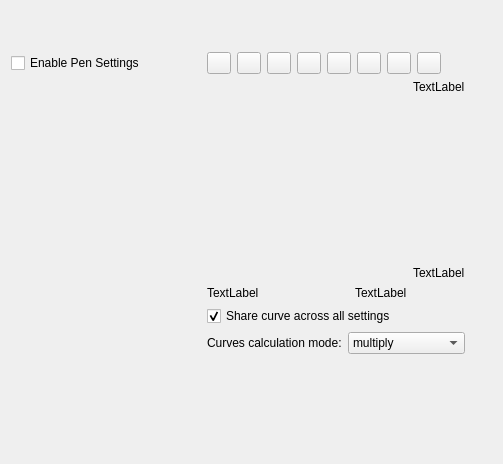
Old version of the form plugins/paintops/libpaintop/forms/wdgcurveoption.ui in the repository KDE/krita.
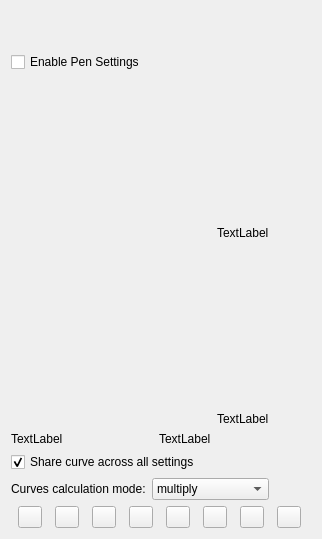
New version of the form. Custom widgets are drawn as their Qt base class.

Commit message: Convert sensor list to a drop-down in brush editor UI

The edit to the form file:
```diff
--- a/plugins/paintops/libpaintop/forms/wdgcurveoption.ui
+++ b/plugins/paintops/libpaintop/forms/wdgcurveoption.ui
@@ -6,8 +6,8 @@
    <rect>
     <x>0</x>
     <y>0</y>
-    <width>503</width>
-    <height>464</height>
+    <width>318</width>
+    <height>539</height>
    </rect>
   </property>
   <layout class="QVBoxLayout" name="verticalLayout_2">
@@ -41,8 +41,6 @@
     </layout>
    </item>
    <item>
-    <layout class="QHBoxLayout" name="horizontalLayout_2">
-     <item>
       <widget class="QCheckBox" name="checkBoxUseCurve">
        <property name="minimumSize">
         <size>
@@ -56,188 +54,16 @@
       </widget>
      </item>
      <item>
-      <widget class="QPushButton" name="linearCurveButton">
-       <property name="maximumSize">
-        <size>
-         <width>24</width>
-         <height>24</height>
-        </size>
-       </property>
-       <property name="text">
-        <string/>
-       </property>
-       <property name="iconSize">
-        <size>
-         <width>16</width>
-         <height>16</height>
-        </size>
-       </property>
-      </widget>
-     </item>
-     <item>
-      <widget class="QPushButton" name="revLinearButton">
-       <property name="maximumSize">
-        <size>
-         <width>24</width>
-         <height>24</height>
-        </size>
-       </property>
-       <property name="text">
-        <string/>
-       </property>
-       <property name="iconSize">
-        <size>
-         <width>16</width>
-         <height>16</height>
-        </size>
-       </property>
-      </widget>
-     </item>
-     <item>
-      <widget class="QPushButton" name="sCurveButton">
-       <property name="maximumSize">
-        <size>
-         <width>24</width>
-         <height>24</height>
-        </size>
-       </property>
-       <property name="text">
-        <string/>
-       </property>
-       <property name="iconSize">
-        <size>
-         <width>16</width>
-         <height>16</height>
-        </size>
-       </property>
-      </widget>
-     </item>
-     <item>
-      <widget class="QPushButton" name="reverseSCurveButton">
-       <property name="maximumSize">
-        <size>
-         <width>24</width>
-         <height>24</height>
-        </size>
-       </property>
-       <property name="text">
-        <string/>
-       </property>
-       <property name="iconSize">
-        <size>
-         <width>16</width>
-         <height>16</height>
-        </size>
-       </property>
-      </widget>
-     </item>
-     <item>
-      <widget class="QPushButton" name="uCurveButton">
-       <property name="maximumSize">
-        <size>
-         <width>24</width>
-         <height>24</height>
-        </size>
-       </property>
-       <property name="text">
-        <string/>
-       </property>
-       <property name="iconSize">
-        <size>
-         <width>16</width>
-         <height>16</height>
-        </size>
-       </property>
-      </widget>
-     </item>
-     <item>
-      <widget class="QPushButton" name="revUCurveButton">
-       <property name="maximumSize">
-        <size>
-         <width>24</width>
-         <height>24</height>
-        </size>
-       </property>
-       <property name="text">
-        <string/>
-       </property>
-       <property name="iconSize">
-        <size>
-         <width>16</width>
-         <height>16</height>
-        </size>
-       </property>
-      </widget>
-     </item>
-     <item>
-      <widget class="QPushButton" name="jCurveButton">
-       <property name="maximumSize">
-        <size>
-         <width>24</width>
-         <height>24</height>
-        </size>
-       </property>
-       <property name="text">
-        <string/>
-       </property>
-       <property name="iconSize">
-        <size>
-         <width>16</width>
-         <height>16</height>
-        </size>
-       </property>
-      </widget>
-     </item>
-     <item>
-      <widget class="QPushButton" name="lCurveButton">
-       <property name="maximumSize">
-        <size>
-         <width>24</width>
-         <height>24</height>
-        </size>
-       </property>
-       <property name="text">
-        <string/>
-       </property>
-       <property name="iconSize">
-        <size>
-         <width>16</width>
-         <height>16</height>
-        </size>
-       </property>
-       <property name="shortcut">
-        <string>Ctrl+S</string>
-       </property>
-      </widget>
-     </item>
-     <item>
-      <spacer name="horizontalSpacer_4">
-       <property name="orientation">
-        <enum>Qt::Horizontal</enum>
-       </property>
-       <property name="sizeHint" stdset="0">
-        <size>
-         <width>2</width>
-         <height>2</height>
-        </size>
-       </property>
-      </spacer>
-     </item>
-    </layout>
-   </item>
-   <item>
-    <layout class="QHBoxLayout" name="horizontalLayout_4">
-     <item>
       <widget class="KisMultiSensorsSelector" name="sensorSelector" native="true">
        <property name="sizePolicy">
-        <sizepolicy hsizetype="Fixed" vsizetype="MinimumExpanding">
+      <sizepolicy hsizetype="MinimumExpanding" vsizetype="MinimumExpanding">
          <horstretch>0</horstretch>
          <verstretch>0</verstretch>
         </sizepolicy>
        </property>
        <property name="minimumSize">
         <size>
-         <width>190</width>
+       <width>300</width>
          <height>0</height>
         </size>
        </property>
@@ -264,19 +90,6 @@
          </property>
         </spacer>
        </item>
-       <item row="3" column="1">
-        <spacer name="verticalSpacer">
-         <property name="orientation">
-          <enum>Qt::Vertical</enum>
-         </property>
-         <property name="sizeHint" stdset="0">
-          <size>
-           <width>2</width>
-           <height>2</height>
-          </size>
-         </property>
-        </spacer>
-       </item>
        <item row="1" column="1">
         <widget class="QCheckBox" name="checkBoxUseSameCurve">
          <property name="text">
@@ -287,6 +100,67 @@
          </property>
         </widget>
        </item>
+     <item row="2" column="1">
+      <layout class="QHBoxLayout" name="horizontalLayout_6">
+       <item>
+        <widget class="QLabel" name="label">
+         <property name="toolTip">
+          <string>&lt;html&gt;&lt;head/&gt;&lt;body&gt;
+&lt;p&gt;Curve calculation mode changes how 2 or more curve works together&lt;br/&gt;&lt;/p&gt;
+&lt;p&gt; multiply (default): all values from curves multiplies &lt;/p&gt;&lt;p&gt;(0.8 pressure) * (0.5 speed) = 0.4 &lt;br/&gt;&lt;/p&gt;
+&lt;p&gt; addition: all values from curves adds&lt;/p&gt;&lt;p&gt;(0.6 pressure) + (0.3 speed) = 0.9&lt;br/&gt;&lt;/p&gt;
+&lt;p&gt; maximum value&lt;/p&gt;&lt;p&gt;(0.7 pressure), (0.3 speed) = 0.7&lt;br/&gt;&lt;/p&gt;
+&lt;p&gt; minimum value &lt;/p&gt;&lt;p&gt;(0.7 pressure), (0.3 speed) = 0.3&lt;br/&gt;&lt;/p&gt;
+&lt;p&gt; difference between min and max values&lt;/p&gt;&lt;p&gt;(0.8 pressure), (0.3 speed), (0.6 fade) = 0.5&lt;/p&gt;&lt;/body&gt;&lt;/html&gt;</string>
+         </property>
+         <property name="text">
+          <string>Curves calculation mode:</string>
+         </property>
+        </widget>
+       </item>
+       <item>
+        <widget class="QComboBox" name="curveMode">
+         <property name="toolTip">
+          <string>&lt;html&gt;&lt;head/&gt;&lt;body&gt;
+&lt;p&gt;Curve calculation mode changes how 2 or more curve works together&lt;br/&gt;&lt;/p&gt;
+&lt;p&gt; multiply (default): all values from curves multiplies &lt;/p&gt;&lt;p&gt;(0.8 pressure) * (0.5 speed) = 0.4 &lt;br/&gt;&lt;/p&gt;
+&lt;p&gt; addition: all values from curves adds&lt;/p&gt;&lt;p&gt;(0.6 pressure) + (0.3 speed) = 0.9&lt;br/&gt;&lt;/p&gt;
+&lt;p&gt; maximum value&lt;/p&gt;&lt;p&gt;(0.7 pressure), (0.3 speed) = 0.7&lt;br/&gt;&lt;/p&gt;
+&lt;p&gt; minimum value &lt;/p&gt;&lt;p&gt;(0.7 pressure), (0.3 speed) = 0.3&lt;br/&gt;&lt;/p&gt;
+&lt;p&gt; difference between min and max values&lt;/p&gt;&lt;p&gt;(0.8 pressure), (0.3 speed), (0.6 fade) = 0.5&lt;/p&gt;&lt;/body&gt;&lt;/html&gt;</string>
+         </property>
+         <property name="editable">
+          <bool>false</bool>
+         </property>
+         <item>
+          <property name="text">
+           <string>multiply</string>
+          </property>
+         </item>
+         <item>
+          <property name="text">
+           <string>addition</string>
+          </property>
+         </item>
+         <item>
+          <property name="text">
+           <string>maximum</string>
+          </property>
+         </item>
+         <item>
+          <property name="text">
+           <string>minimum</string>
+          </property>
+         </item>
+         <item>
+          <property name="text">
+           <string>difference</string>
+          </property>
+         </item>
+        </widget>
+       </item>
+      </layout>
+     </item>
        <item row="0" column="1">
         <layout class="QGridLayout" name="gridLayout">
          <item row="3" column="2">
@@ -393,68 +267,164 @@
          </item>
         </layout>
        </item>
-       <item row="2" column="1">
-        <layout class="QHBoxLayout" name="horizontalLayout_6">
+    </layout>
+   </item>
          <item>
-          <widget class="QLabel" name="label">
-           <property name="toolTip">
-            <string>&lt;html&gt;&lt;head/&gt;&lt;body&gt;
-&lt;p&gt;Curve calculation mode changes how 2 or more curve works together&lt;br/&gt;&lt;/p&gt;
-&lt;p&gt; multiply (default): all values from curves multiplies &lt;/p&gt;&lt;p&gt;(0.8 pressure) * (0.5 speed) = 0.4 &lt;br/&gt;&lt;/p&gt;
-&lt;p&gt; addition: all values from curves adds&lt;/p&gt;&lt;p&gt;(0.6 pressure) + (0.3 speed) = 0.9&lt;br/&gt;&lt;/p&gt;
-&lt;p&gt; maximum value&lt;/p&gt;&lt;p&gt;(0.7 pressure), (0.3 speed) = 0.7&lt;br/&gt;&lt;/p&gt;
-&lt;p&gt; minimum value &lt;/p&gt;&lt;p&gt;(0.7 pressure), (0.3 speed) = 0.3&lt;br/&gt;&lt;/p&gt;
-&lt;p&gt; difference between min and max values&lt;/p&gt;&lt;p&gt;(0.8 pressure), (0.3 speed), (0.6 fade) = 0.5&lt;/p&gt;&lt;/body&gt;&lt;/html&gt;</string>
+    <layout class="QHBoxLayout" name="horizontalLayout_2">
+     <item>
+      <widget class="QPushButton" name="uCurveButton">
+       <property name="maximumSize">
+        <size>
+         <width>24</width>
+         <height>24</height>
+        </size>
            </property>
            <property name="text">
-            <string>Curves calculation mode:</string>
-           </property>
+        <string/>
+       </property>
+       <property name="iconSize">
+        <size>
+         <width>16</width>
+         <height>16</height>
+        </size>
+       </property>
           </widget>
          </item>
          <item>
-          <widget class="QComboBox" name="curveMode">
-           <property name="toolTip">
-            <string>&lt;html&gt;&lt;head/&gt;&lt;body&gt;
-&lt;p&gt;Curve calculation mode changes how 2 or more curve works together&lt;br/&gt;&lt;/p&gt;
-&lt;p&gt; multiply (default): all values from curves multiplies &lt;/p&gt;&lt;p&gt;(0.8 pressure) * (0.5 speed) = 0.4 &lt;br/&gt;&lt;/p&gt;
-&lt;p&gt; addition: all values from curves adds&lt;/p&gt;&lt;p&gt;(0.6 pressure) + (0.3 speed) = 0.9&lt;br/&gt;&lt;/p&gt;
-&lt;p&gt; maximum value&lt;/p&gt;&lt;p&gt;(0.7 pressure), (0.3 speed) = 0.7&lt;br/&gt;&lt;/p&gt;
-&lt;p&gt; minimum value &lt;/p&gt;&lt;p&gt;(0.7 pressure), (0.3 speed) = 0.3&lt;br/&gt;&lt;/p&gt;
-&lt;p&gt; difference between min and max values&lt;/p&gt;&lt;p&gt;(0.8 pressure), (0.3 speed), (0.6 fade) = 0.5&lt;/p&gt;&lt;/body&gt;&lt;/html&gt;</string>
-           </property>
-           <property name="editable">
-            <bool>false</bool>
-           </property>
+      <widget class="QPushButton" name="reverseSCurveButton">
+       <property name="maximumSize">
+        <size>
+         <width>24</width>
+         <height>24</height>
+        </size>
+       </property>
+       <property name="text">
+        <string/>
+       </property>
+       <property name="iconSize">
+        <size>
+         <width>16</width>
+         <height>16</height>
+        </size>
+       </property>
+      </widget>
+     </item>
            <item>
+      <widget class="QPushButton" name="sCurveButton">
+       <property name="maximumSize">
+        <size>
+         <width>24</width>
+         <height>24</height>
+        </size>
+       </property>
             <property name="text">
-             <string>multiply</string>
-            </property>
+        <string/>
+       </property>
+       <property name="iconSize">
+        <size>
+         <width>16</width>
+         <height>16</height>
+        </size>
+       </property>
+      </widget>
            </item>
            <item>
+      <widget class="QPushButton" name="revUCurveButton">
+       <property name="maximumSize">
+        <size>
+         <width>24</width>
+         <height>24</height>
+        </size>
+       </property>
             <property name="text">
-             <string>addition</string>
-            </property>
+        <string/>
+       </property>
+       <property name="iconSize">
+        <size>
+         <width>16</width>
+         <height>16</height>
+        </size>
+       </property>
+      </widget>
            </item>
            <item>
+      <widget class="QPushButton" name="jCurveButton">
+       <property name="maximumSize">
+        <size>
+         <width>24</width>
+         <height>24</height>
+        </size>
+       </property>
             <property name="text">
-             <string>maximum</string>
-            </property>
+        <string/>
+       </property>
+       <property name="iconSize">
+        <size>
+         <width>16</width>
+         <height>16</height>
+        </size>
+       </property>
+      </widget>
            </item>
            <item>
+      <widget class="QPushButton" name="linearCurveButton">
+       <property name="maximumSize">
+        <size>
+         <width>24</width>
+         <height>24</height>
+        </size>
+       </property>
             <property name="text">
-             <string>minimum</string>
-            </property>
+        <string/>
+       </property>
+       <property name="iconSize">
+        <size>
+         <width>16</width>
+         <height>16</height>
+        </size>
+       </property>
+      </widget>
            </item>
            <item>
+      <widget class="QPushButton" name="revLinearButton">
+       <property name="maximumSize">
+        <size>
+         <width>24</width>
+         <height>24</height>
+        </size>
+       </property>
             <property name="text">
-             <string>difference</string>
-            </property>
-           </item>
-          </widget>
-         </item>
-        </layout>
-       </item>
-      </layout>
+        <string/>
+       </property>
+       <property name="iconSize">
+        <size>
+         <width>16</width>
+         <height>16</height>
+        </size>
+       </property>
+      </widget>
+     </item>
+     <item>
+      <widget class="QPushButton" name="lCurveButton">
+       <property name="maximumSize">
+        <size>
+         <width>24</width>
+         <height>24</height>
+        </size>
+       </property>
+       <property name="text">
+        <string/>
+       </property>
+       <property name="iconSize">
+        <size>
+         <width>16</width>
+         <height>16</height>
+        </size>
+       </property>
+       <property name="shortcut">
+        <string>Ctrl+S</string>
+       </property>
+      </widget>
      </item>
     </layout>
    </item>
```
Lines whose indentation alone changed are shown as unchanged. The commit also changes 4 other files.
